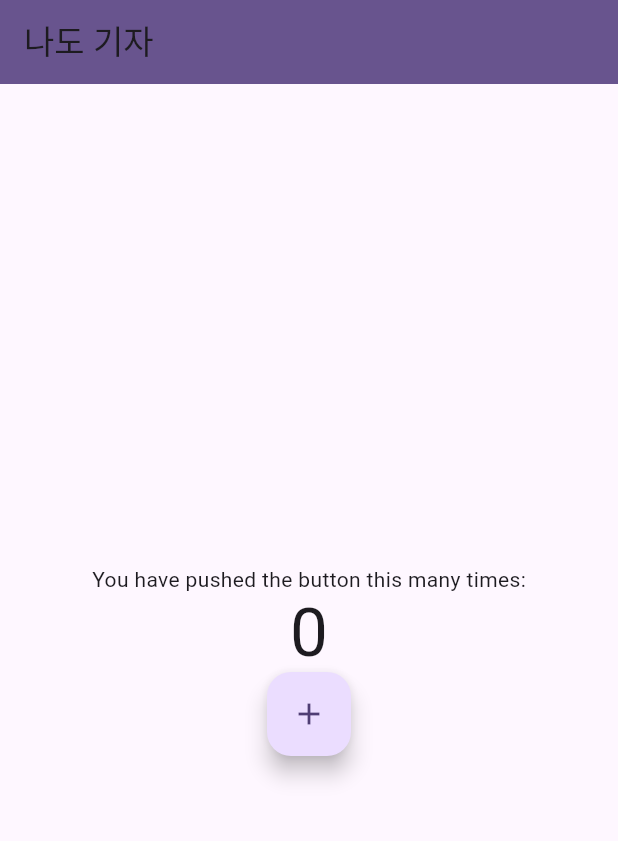
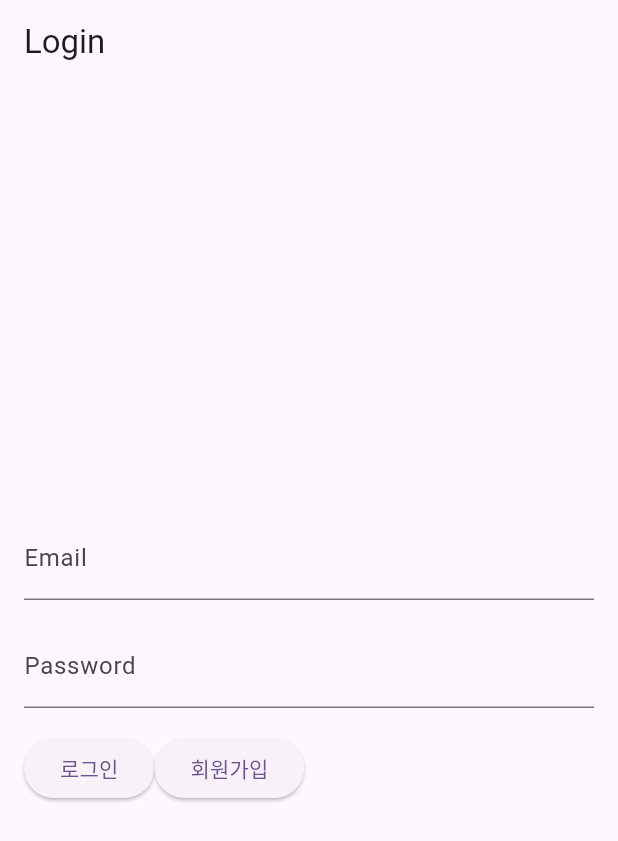
Before and after one commit to jewerlykim/nado_giza, a Flutter app: the screen it shows after launch, on a phone screen of 412 x 824 dp. Shown: the top 841 px of the screen. Run offline on Flutter 3.47's test engine with Material 2 defaults, Android fonts, the light colour scheme and no system bars; our stand-ins replace firebase_auth, firebase_core; accounts and stored records are empty.

Commit message:
firebase init

```diff
--- /dev/null
+++ b/lib/repository/firebase_login_repository.dart
@@ -0,0 +1,25 @@
+import 'package:firebase_auth/firebase_auth.dart';
+
+class FirebaseLoginRepository {
+  // 초기화
+  FirebaseLoginRepository();
+
+  // 회원가입
+  Future<bool> signUp(String email, String password) async {
+    try {
+      await FirebaseAuth.instance.createUserWithEmailAndPassword(
+        email: email,
+        password: password,
+      );
+    } on FirebaseAuthException catch (e) {
+      if (e.code == 'weak-password') {
+        throw Exception('비밀번호가 너무 약합니다.');
+      } else if (e.code == 'email-already-in-use') {
+        throw Exception('이미 사용중인 이메일입니다.');
+      }
+    } catch (e) {
+      throw Exception('회원가입에 실패했습니다. ${e.toString()}');
+    }
+    return true;
+  }
+}
--- a/lib/view/count_view.dart
+++ b/lib/view/count_view.dart
@@ -1,6 +1,6 @@
 import 'package:flutter/material.dart';
 import 'package:provider/provider.dart';
-import 'package:nado_giza/viewModel/count_view_model.dart';
+import 'package:nado_giza/viewModel/count_viewmodel.dart';
 
 class CountView extends StatelessWidget {
   const CountView({super.key});
--- /dev/null
+++ b/lib/view/login_view.dart
@@ -0,0 +1,68 @@
+import 'package:flutter/foundation.dart';
+import 'package:flutter/material.dart';
+import 'package:nado_giza/viewModel/login_viewmodel.dart';
+import 'package:provider/provider.dart';
+
+class LoginView extends StatelessWidget {
+  // Create controllers for the text fields.
+  final TextEditingController emailController = TextEditingController();
+  final TextEditingController passwordController = TextEditingController();
+
+  LoginView({super.key});
+
+  @override
+  Widget build(BuildContext context) {
+    return Scaffold(
+      appBar: AppBar(
+        title: const Text('Login'),
+      ),
+      body: Consumer<LoginViewmodel>(
+        builder: (context, provider, child) {
+          return Padding(
+            padding: const EdgeInsets.all(16.0),
+            child: Column(
+              mainAxisAlignment: MainAxisAlignment.center,
+              children: <Widget>[
+                TextField(
+                  controller: emailController,
+                  decoration: const InputDecoration(
+                    labelText: 'Email',
+                  ),
+                ),
+                const SizedBox(height: 16.0), // Provide some vertical spacing
+                TextField(
+                  controller: passwordController,
+                  obscureText: true, // Use secure text for password.
+                  decoration: const InputDecoration(
+                    labelText: 'Password',
+                  ),
+                ),
+                const SizedBox(height: 16.0), // Provide some vertical spacing
+
+                Row(
+                  children: [
+                    ElevatedButton(
+                      child: const Text('로그인'),
+                      onPressed: () {
+                        // TODO: Implement your login logic here
+                      },
+                    ),
+                    ElevatedButton(
+                      child: const Text('회원가입'),
+                      onPressed: () {
+                        if (kDebugMode) {
+                          print("회원가입");
+                        }
+                        provider.signUp('', '');
+                      },
+                    ),
+                  ],
+                ),
+              ],
+            ),
+          );
+        },
+      ),
+    );
+  }
+}
--- /dev/null
+++ b/lib/viewModel/login_viewmodel.dart
@@ -0,0 +1,15 @@
+import 'package:flutter/material.dart';
+import 'package:nado_giza/repository/firebase_login_repository.dart';
+
+class LoginViewmodel extends ChangeNotifier {
+  final firebaseLoginRepository = FirebaseLoginRepository();
+
+  Future<bool> signUp(String email, String password) async {
+    try {
+      await firebaseLoginRepository.signUp(email, password);
+    } catch (e) {
+      throw Exception(e);
+    }
+    return true;
+  }
+}
--- a/pubspec.yaml
+++ b/pubspec.yaml
@@ -31,6 +31,8 @@ dependencies:
   flutter:
     sdk: flutter
   provider: ^6.0.5
+  firebase_auth: ^4.6.1
+  firebase_core: ^2.13.0
 
   # The following adds the Cupertino Icons font to your application.
   # Use with the CupertinoIcons class for iOS style icons.
```
Also changed, not shown: lib/main.dart (+16 -4 lines), lib/firebase_options.dart (added), lib/viewModel/count_viewmodel.dart (renamed from lib/viewModel/count_view_model.dart), pubspec.lock, 18 other files.
